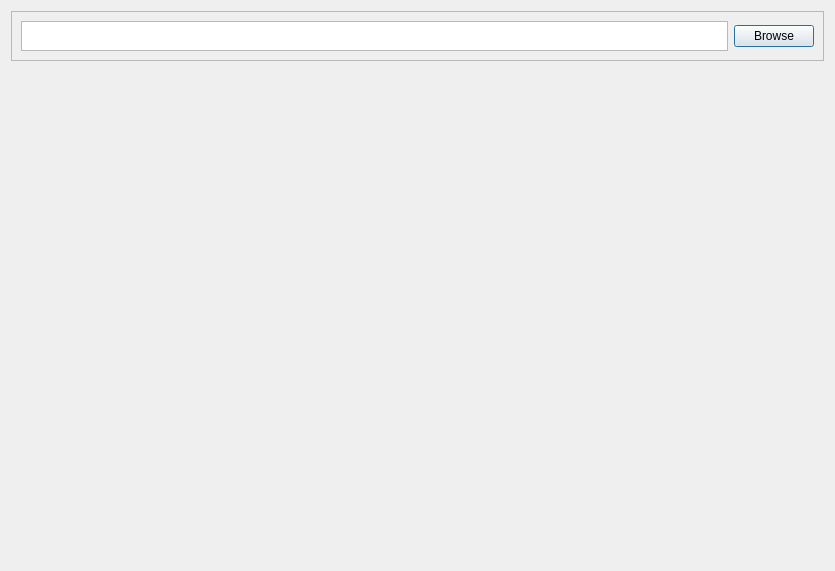
Aissurteivos/mdrngzer, file layout/dialog.ui: the form before one commit.
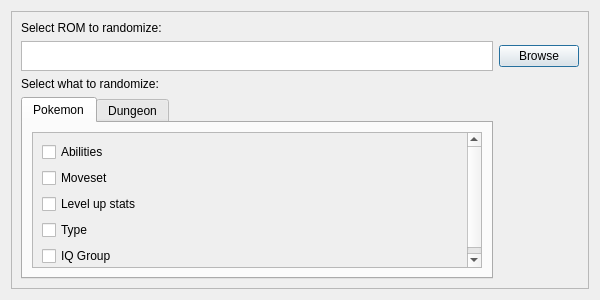
The form after the commit.

The edit to the form file:
```diff
--- a/layout/dialog.ui
+++ b/layout/dialog.ui
@@ -6,15 +6,15 @@
    <rect>
     <x>0</x>
     <y>0</y>
-    <width>835</width>
-    <height>571</height>
+    <width>600</width>
+    <height>300</height>
    </rect>
   </property>
   <property name="windowTitle">
    <string>mdrngzer</string>
   </property>
-  <layout class="QVBoxLayout" name="verticalLayout">
-   <item alignment="Qt::AlignTop">
+  <layout class="QGridLayout" name="gridLayout">
+   <item row="0" column="0">
     <widget class="QFrame" name="frame">
      <property name="frameShape">
       <enum>QFrame::StyledPanel</enum>
@@ -22,8 +22,15 @@
      <property name="frameShadow">
       <enum>QFrame::Raised</enum>
      </property>
-     <layout class="QHBoxLayout" name="horizontalLayout_2">
-      <item>
+     <layout class="QGridLayout" name="gridLayout_2">
+      <item row="0" column="0">
+       <widget class="QLabel" name="FileSelectLabel">
+        <property name="text">
+         <string>Select ROM to randomize:</string>
+        </property>
+       </widget>
+      </item>
+      <item row="1" column="0">
        <widget class="QPlainTextEdit" name="filenameTextEdit">
         <property name="maximumSize">
          <size>
@@ -33,13 +40,152 @@
         </property>
        </widget>
       </item>
-      <item>
+      <item row="1" column="1">
        <widget class="QPushButton" name="browseButton">
         <property name="text">
          <string>Browse</string>
         </property>
        </widget>
       </item>
+      <item row="2" column="0">
+       <widget class="QLabel" name="RandomLabel">
+        <property name="text">
+         <string>Select what to randomize:</string>
+        </property>
+       </widget>
+      </item>
+      <item row="3" column="0">
+       <widget class="QTabWidget" name="tabWidget">
+        <property name="currentIndex">
+         <number>0</number>
+        </property>
+        <widget class="QWidget" name="PokemonTab">
+         <property name="toolTipDuration">
+          <number>1</number>
+         </property>
+         <attribute name="title">
+          <string>Pokemon</string>
+         </attribute>
+         <layout class="QGridLayout" name="gridLayout_3">
+          <item row="0" column="0">
+           <widget class="QScrollArea" name="scrollArea_2">
+            <property name="widgetResizable">
+             <bool>true</bool>
+            </property>
+            <widget class="QWidget" name="scrollAreaWidgetContents_2">
+             <property name="geometry">
+              <rect>
+               <x>0</x>
+               <y>0</y>
+               <width>455</width>
+               <height>142</height>
+              </rect>
+             </property>
+             <layout class="QGridLayout" name="gridLayout_6">
+              <item row="0" column="0">
+               <widget class="QCheckBox" name="AbilitiesEnable">
+                <property name="text">
+                 <string>Abilities</string>
+                </property>
+               </widget>
+              </item>
+              <item row="1" column="0">
+               <widget class="QCheckBox" name="MovesetEnable">
+                <property name="text">
+                 <string>Moveset</string>
+                </property>
+               </widget>
+              </item>
+              <item row="2" column="0">
+               <widget class="QCheckBox" name="StatsEnable">
+                <property name="text">
+                 <string>Level up stats</string>
+                </property>
+               </widget>
+              </item>
+              <item row="3" column="0">
+               <widget class="QCheckBox" name="TypeEnable">
+                <property name="text">
+                 <string>Type</string>
+                </property>
+               </widget>
+              </item>
+              <item row="4" column="0">
+               <widget class="QCheckBox" name="IQGroupEnable">
+                <property name="text">
+                 <string>IQ Group</string>
+                </property>
+               </widget>
+              </item>
+             </layout>
+            </widget>
+           </widget>
+          </item>
+         </layout>
+        </widget>
+        <widget class="QWidget" name="DungeonTab">
+         <attribute name="title">
+          <string>Dungeon</string>
+         </attribute>
+         <layout class="QGridLayout" name="gridLayout_4">
+          <item row="0" column="0">
+           <widget class="QScrollArea" name="scrollArea">
+            <property name="widgetResizable">
+             <bool>true</bool>
+            </property>
+            <widget class="QWidget" name="scrollAreaWidgetContents">
+             <property name="geometry">
+              <rect>
+               <x>0</x>
+               <y>0</y>
+               <width>455</width>
+               <height>142</height>
+              </rect>
+             </property>
+             <layout class="QGridLayout" name="gridLayout_5">
+              <item row="0" column="0">
+               <widget class="QCheckBox" name="PokemonSpawnEnable">
+                <property name="text">
+                 <string>Pokemon spawns</string>
+                </property>
+               </widget>
+              </item>
+              <item row="1" column="0">
+               <widget class="QCheckBox" name="ItemSpawnEnable">
+                <property name="text">
+                 <string>Item spawns</string>
+                </property>
+               </widget>
+              </item>
+              <item row="2" column="0">
+               <widget class="QCheckBox" name="TerrainEnable">
+                <property name="text">
+                 <string>Terrain appearance</string>
+                </property>
+               </widget>
+              </item>
+              <item row="3" column="0">
+               <widget class="QCheckBox" name="MusicEnable">
+                <property name="text">
+                 <string>Music</string>
+                </property>
+               </widget>
+              </item>
+              <item row="4" column="0">
+               <widget class="QCheckBox" name="WeatherEnable">
+                <property name="text">
+                 <string>Weather</string>
+                </property>
+               </widget>
+              </item>
+             </layout>
+            </widget>
+           </widget>
+          </item>
+         </layout>
+        </widget>
+       </widget>
+      </item>
      </layout>
     </widget>
    </item>
```
